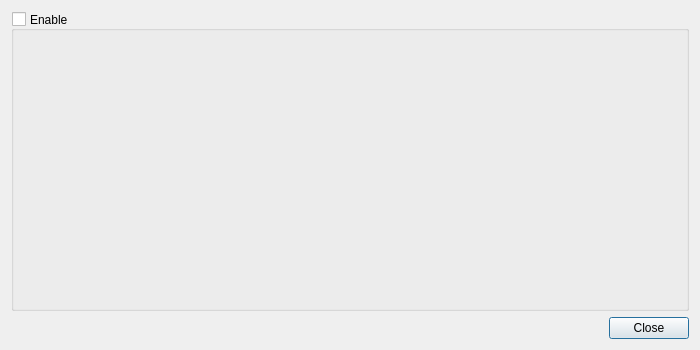
Qt form ui/src/audiotriggerfactory.ui (mcallegari/qlcplus) before a commit.
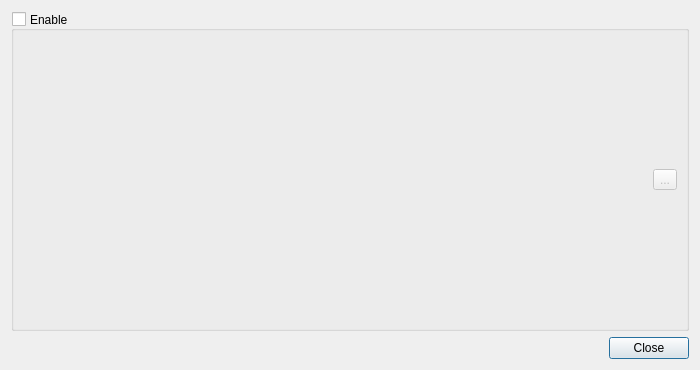
The same form after that commit. Icons and pictures are not drawn.

What changed in the file:
```diff
--- a/ui/src/audiotriggerfactory.ui
+++ b/ui/src/audiotriggerfactory.ui
@@ -7,7 +7,7 @@
     <x>0</x>
     <y>0</y>
     <width>700</width>
-    <height>350</height>
+    <height>370</height>
    </rect>
   </property>
   <property name="windowTitle">
@@ -32,7 +32,37 @@
       <bool>false</bool>
      </property>
      <layout class="QGridLayout" name="gridLayout_2">
-      <item row="0" column="0">
+      <item row="0" column="1">
+       <spacer name="horizontalSpacer">
+        <property name="orientation">
+         <enum>Qt::Horizontal</enum>
+        </property>
+        <property name="sizeHint" stdset="0">
+         <size>
+          <width>40</width>
+          <height>20</height>
+         </size>
+        </property>
+       </spacer>
+      </item>
+      <item row="0" column="2">
+       <widget class="QToolButton" name="m_configButton">
+        <property name="text">
+         <string>...</string>
+        </property>
+        <property name="icon">
+         <iconset resource="qlcui.qrc">
+          <normaloff>:/configure.png</normaloff>:/configure.png</iconset>
+        </property>
+        <property name="iconSize">
+         <size>
+          <width>24</width>
+          <height>24</height>
+         </size>
+        </property>
+       </widget>
+      </item>
+      <item row="1" column="0" colspan="3">
        <layout class="QGridLayout" name="m_gridLayout"/>
       </item>
      </layout>
```
Left out of the diff: 5 changed lines with no effect on the pictures.
